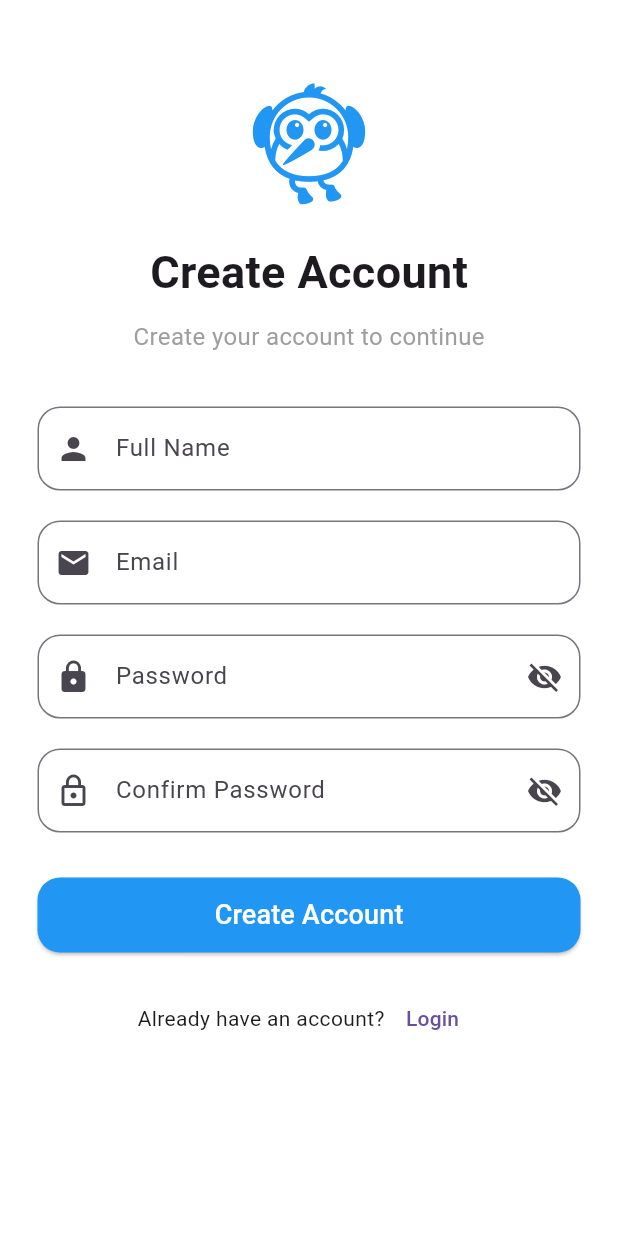
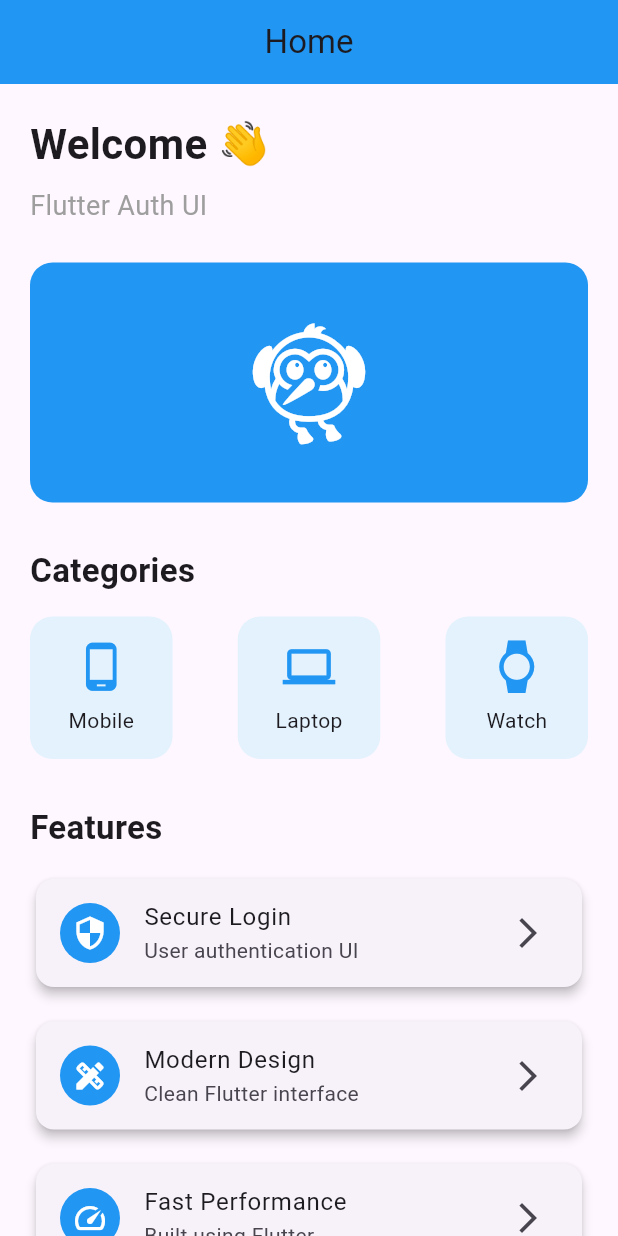
Before and after one commit to SaudMasood/flutter_auth_ui, a Flutter app: the screen it shows after launch, after a tap on "Sign Up", after a tap on "Create Account", on a phone screen of 412 x 824 dp. Run offline on Flutter 3.47's test engine with Material 3 defaults, Android fonts, the phone set to English and light mode, and no system bars.

Commit message:
Safe Area Wrap to fix ui

```diff
--- a/lib/main.dart
+++ b/lib/main.dart
@@ -12,6 +12,7 @@ class MyApp extends StatelessWidget {
   @override
   Widget build(BuildContext context) {
     return MaterialApp(
+
       debugShowCheckedModeBanner: false,
       home: SplashScreen(),
     );
--- a/lib/screens/home_screen.dart
+++ b/lib/screens/home_screen.dart
@@ -0,0 +1,158 @@
+import 'package:flutter/material.dart';
+
+class HomeScreen extends StatelessWidget {
+  const HomeScreen({super.key});
+
+  @override
+  Widget build(BuildContext context) {
+    return SafeArea(
+      child: Scaffold(
+        appBar: AppBar(
+          title: const Text("Home"),
+          backgroundColor: Colors.blue,
+          centerTitle: true,
+        ),
+        body: SingleChildScrollView(
+          padding: const EdgeInsets.all(20),
+          child: Column(
+            crossAxisAlignment: CrossAxisAlignment.start,
+            children: [
+
+              const Text(
+                "Welcome 👋",
+                style: TextStyle(
+                  fontSize: 28,
+                  fontWeight: FontWeight.bold,
+                ),
+              ),
+
+              const SizedBox(height: 8),
+
+              const Text(
+                "Flutter Auth UI",
+                style: TextStyle(
+                  fontSize: 18,
+                  color: Colors.grey,
+                ),
+              ),
+
+              const SizedBox(height: 25),
+
+              Container(
+                height: 160,
+                width: double.infinity,
+                decoration: BoxDecoration(
+                  color: Colors.blue,
+                  borderRadius: BorderRadius.circular(15),
+                ),
+                child: const Center(
+                  child: Icon(
+                    Icons.flutter_dash,
+                    color: Colors.white,
+                    size: 90,
+                  ),
+                ),
+              ),
+
+              const SizedBox(height: 30),
+
+              const Text(
+                "Categories",
+                style: TextStyle(
+                  fontSize: 22,
+                  fontWeight: FontWeight.bold,
+                ),
+              ),
+
+              const SizedBox(height: 15),
+
+              Row(
+                mainAxisAlignment: MainAxisAlignment.spaceBetween,
+                children: [
+                  categoryCard(Icons.phone_android, "Mobile"),
+                  categoryCard(Icons.laptop, "Laptop"),
+                  categoryCard(Icons.watch, "Watch"),
+                ],
+              ),
+
+              const SizedBox(height: 30),
+
+              const Text(
+                "Features",
+                style: TextStyle(
+                  fontSize: 22,
+                  fontWeight: FontWeight.bold,
+                ),
+              ),
+
+              const SizedBox(height: 15),
+
+              featureCard(
+                Icons.security,
+                "Secure Login",
+                "User authentication UI",
+              ),
+
+              const SizedBox(height: 15),
+
+              featureCard(
+                Icons.design_services,
+                "Modern Design",
+                "Clean Flutter interface",
+              ),
+
+              const SizedBox(height: 15),
+
+              featureCard(
+                Icons.speed,
+                "Fast Performance",
+                "Built using Flutter",
+              ),
+            ],
+          ),
+        ),
+      ),
+    );
+  }
+
+  Widget categoryCard(IconData icon, String title) {
+    return Container(
+      width: 95,
+      height: 95,
+      decoration: BoxDecoration(
+        color: Colors.blue.shade50,
+        borderRadius: BorderRadius.circular(15),
+      ),
+      child: Column(
+        mainAxisAlignment: MainAxisAlignment.center,
+        children: [
+          Icon(
+            icon,
+            color: Colors.blue,
+            size: 35,
+          ),
+          const SizedBox(height: 8),
+          Text(title),
+        ],
+      ),
+    );
+  }
+
+  Widget featureCard(IconData icon, String title, String subtitle) {
+    return Card(
+      elevation: 3,
+      child: ListTile(
+        leading: CircleAvatar(
+          backgroundColor: Colors.blue,
+          child: Icon(
+            icon,
+            color: Colors.white,
+          ),
+        ),
+        title: Text(title),
+        subtitle: Text(subtitle),
+        trailing: const Icon(Icons.arrow_forward_ios),
+      ),
+    );
+  }
+}
--- a/lib/screens/login_screen.dart
+++ b/lib/screens/login_screen.dart
@@ -14,7 +14,8 @@ class _LoginScreenState extends State<LoginScreen> {
 
   @override
   Widget build(BuildContext context) {
-    return Scaffold(
+    return SafeArea(
+      child: Scaffold(
         backgroundColor: Colors.white,
         body: SafeArea(
           child: Padding(
@@ -137,6 +138,7 @@ class _LoginScreenState extends State<LoginScreen> {
             ),
           ),
         ),
+      ),
     );
   }
 }
--- a/lib/screens/signup_screen.dart
+++ b/lib/screens/signup_screen.dart
@@ -1,4 +1,5 @@
 import 'package:flutter/material.dart';
+import 'package:flutter_auth_ui/screens/home_screen.dart';
 import 'package:flutter_auth_ui/screens/login_screen.dart';
 
 class SignupScreen extends StatefulWidget {
@@ -17,7 +18,8 @@ class _SignupScreenState extends State<SignupScreen> {
 
   @override
   Widget build(BuildContext context) {
-    return Scaffold(
+    return SafeArea(
+      child: Scaffold(
         backgroundColor: Colors.white,
         body: SafeArea(
           child: Padding(
@@ -116,7 +118,13 @@ class _SignupScreenState extends State<SignupScreen> {
                     width: double.infinity,
                     height: 50,
                     child: ElevatedButton(
-                    onPressed: () {},
+                      onPressed: () {
+                        Navigator.pushReplacement(
+                            context,
+                            MaterialPageRoute(
+                              builder: (context) => const HomeScreen(),
+                            ),);
+                            },
                       style: ElevatedButton.styleFrom(
                         backgroundColor: Colors.blue,
                         shape: RoundedRectangleBorder(
@@ -157,6 +165,7 @@ class _SignupScreenState extends State<SignupScreen> {
             ),
           ),
         ),
+      ),
     );
   }
 }
```
Lines whose indentation alone changed are shown as unchanged.
